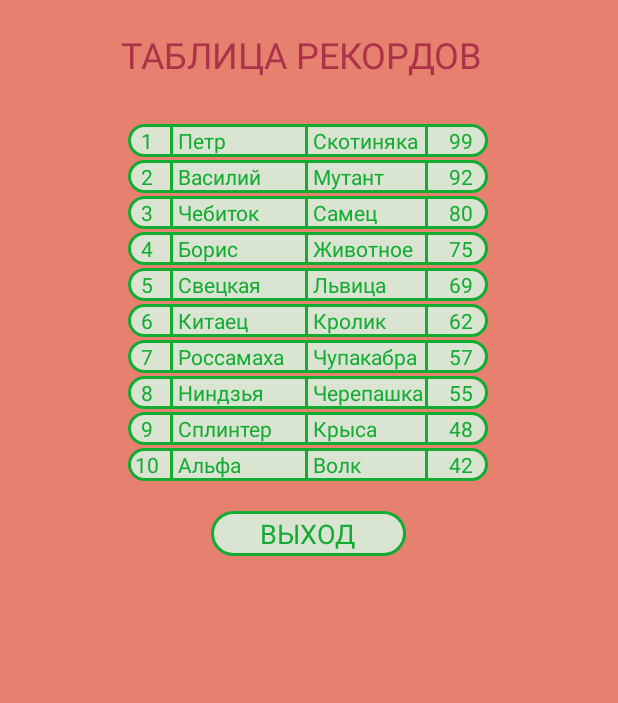
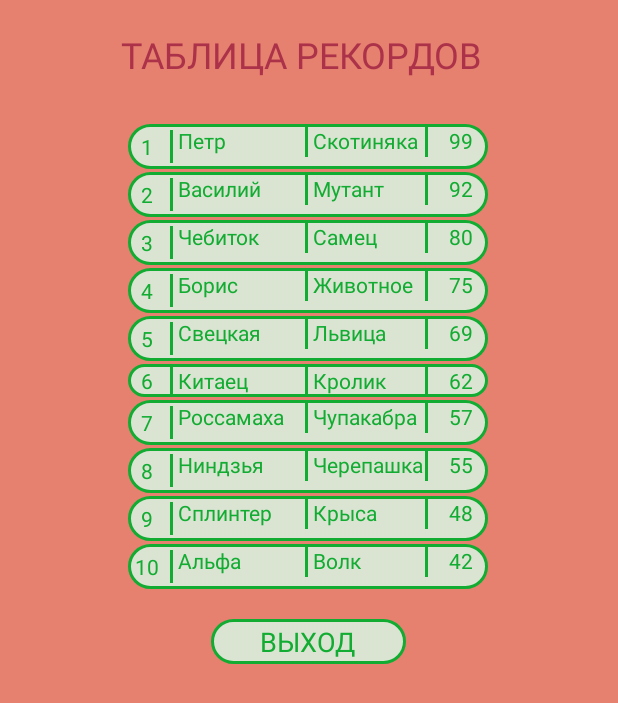
Before and after one commit to GreenQ/ETC, an Android app: the HighscoresActivity screen opened directly, with no data from a screen before it, on a phone screen of 412 x 824 dp. Shown: the top 703 px of the screen. Run offline under Robolectric (Android 15) with nearby library versions, the phone set to English and light mode, and no system bars.

Commit message:
plis specifi comit 4ange

```diff
--- a/app/src/main/res/layout/highscores.xml
+++ b/app/src/main/res/layout/highscores.xml
@@ -30,7 +30,7 @@
         <RelativeLayout
             android:id="@+id/p_1"
             android:layout_width="240dp"
-            android:layout_height="22dp"
+            android:layout_height="30dp"
             android:background="@drawable/btn">
 
             <TextView
@@ -85,7 +85,7 @@
             android:layout_below="@+id/p_1"
             android:layout_marginTop="2dp"
             android:layout_width="240dp"
-            android:layout_height="22dp"
+            android:layout_height="30dp"
             android:background="@drawable/btn">
 
             <TextView
@@ -140,7 +140,7 @@
             android:layout_below="@+id/p_2"
             android:layout_marginTop="2dp"
             android:layout_width="240dp"
-            android:layout_height="22dp"
+            android:layout_height="30dp"
             android:background="@drawable/btn">
 
             <TextView
@@ -196,7 +196,7 @@
             android:layout_below="@+id/p_3"
             android:layout_marginTop="2dp"
             android:layout_width="240dp"
-            android:layout_height="22dp"
+            android:layout_height="30dp"
             android:background="@drawable/btn">
 
             <TextView
@@ -250,7 +250,7 @@
             android:layout_below="@+id/p_4"
             android:layout_marginTop="2dp"
             android:layout_width="240dp"
-            android:layout_height="22dp"
+            android:layout_height="30dp"
             android:background="@drawable/btn">
 
             <TextView
@@ -315,7 +315,7 @@
                 android:gravity="center"
                 android:layout_centerVertical="true"
                 android:layout_width="30dp"
-                android:layout_height="22dp"
+                android:layout_height="30dp"
                 android:textColor="#ff12ac32"
                 android:background="@drawable/high"
                 android:text="6"/>
@@ -362,7 +362,7 @@
             android:layout_below="@+id/p_6"
             android:layout_marginTop="2dp"
             android:layout_width="240dp"
-            android:layout_height="22dp"
+            android:layout_height="30dp"
             android:background="@drawable/btn">
 
             <TextView
@@ -419,7 +419,7 @@
             android:layout_below="@+id/p_7"
             android:layout_marginTop="2dp"
             android:layout_width="240dp"
-            android:layout_height="22dp"
+            android:layout_height="30dp"
             android:background="@drawable/btn">
 
             <TextView
@@ -475,7 +475,7 @@
             android:layout_below="@+id/p_8"
             android:layout_marginTop="2dp"
             android:layout_width="240dp"
-            android:layout_height="22dp"
+            android:layout_height="30dp"
             android:background="@drawable/btn">
 
             <TextView
@@ -531,7 +531,7 @@
             android:layout_below="@+id/p_9"
             android:layout_marginTop="2dp"
             android:layout_width="240dp"
-            android:layout_height="22dp"
+            android:layout_height="30dp"
             android:background="@drawable/btn">
 
             <TextView
```
Also changed, not shown: app/src/main/res/values/strings.xml (+10 -1 lines).
